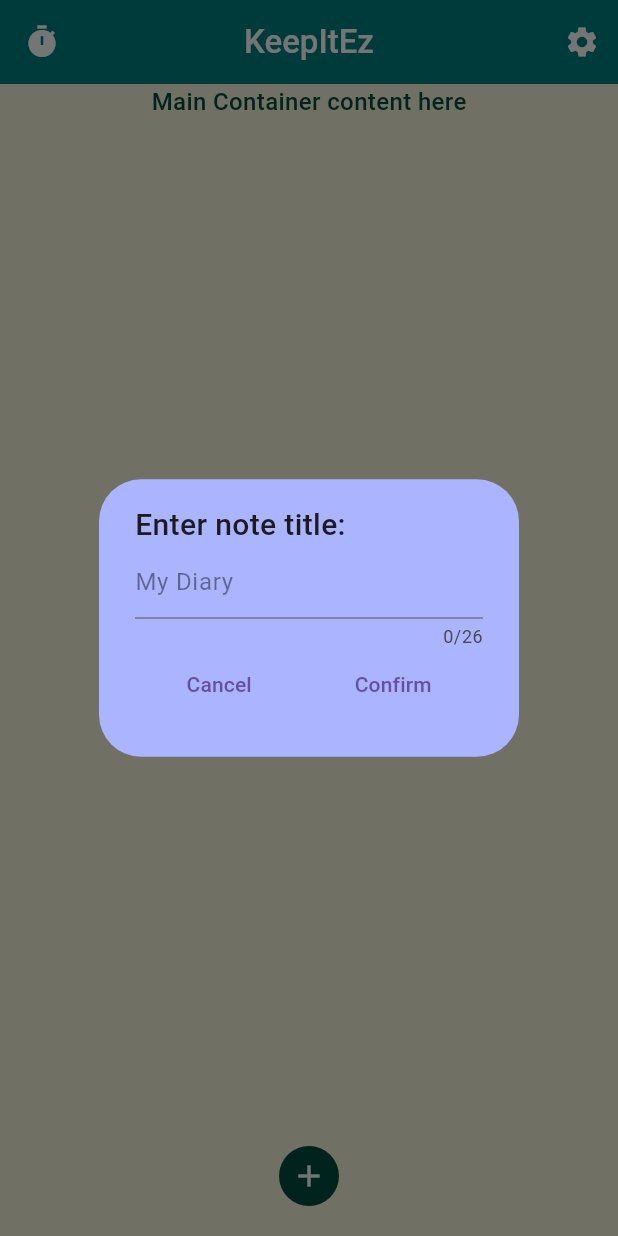
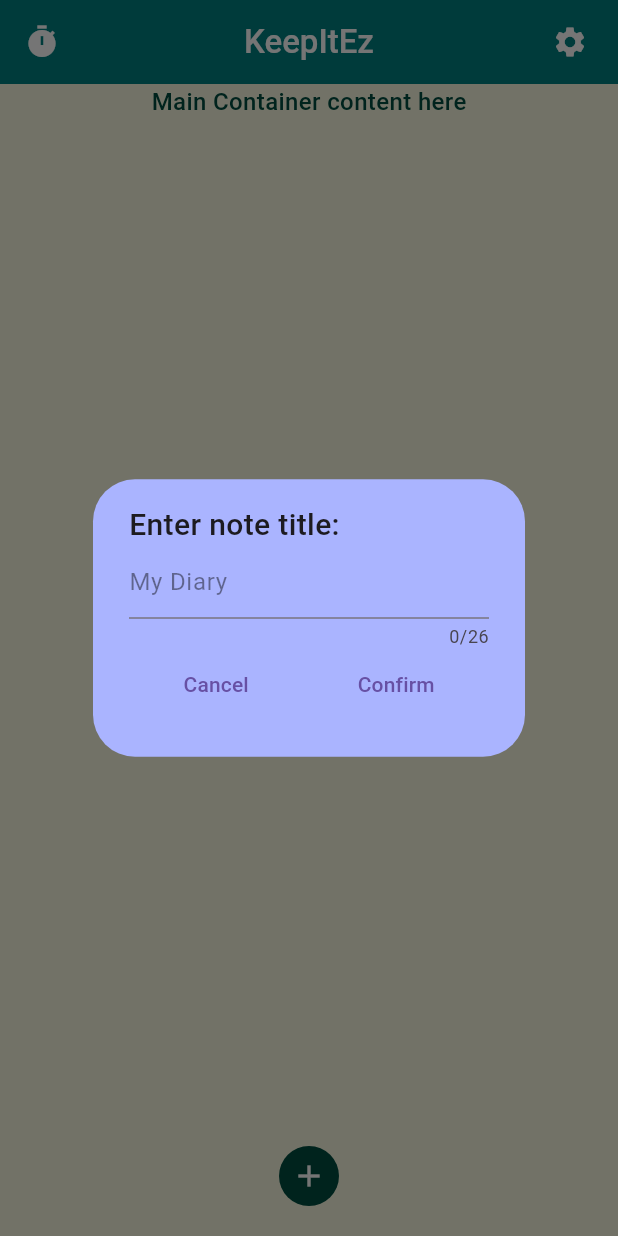
Before and after one commit to costasphot/KeepItEasy, a Flutter app: the screen it shows after launch, after a tap on the "add" icon, on a phone screen of 412 x 824 dp. Run offline on Flutter 3.47's test engine with Material 3 defaults, Android fonts, the light colour scheme and no system bars.

Commit message:
Big update

```diff
--- a/lib/main.dart
+++ b/lib/main.dart
@@ -1,10 +1,16 @@
+// main.dart
+// This is the main file.
+
 import 'package:flutter/material.dart';
-// import './components.dart';
+import 'dart:math';
+
+import './notes_functionality.dart';
+import './settings_functionality.dart';
 
 void main() {
   runApp(const MaterialApp(
     home: KeepItEz(),
-    debugShowCheckedModeBanner: false
+    debugShowCheckedModeBanner: false,
   ));
 }
 
@@ -17,165 +23,7 @@ class KeepItEz extends StatefulWidget {
 
 class _KeepItEzState extends State<KeepItEz> {
   String titleName = "";
-
-  @override
-  Widget build(BuildContext context) {
-    return MaterialApp(
-      debugShowCheckedModeBanner: false,
-      home: Scaffold(
-        appBar: AppBar(
-          backgroundColor: const Color.fromRGBO(0, 128, 128, 1), // A little bit darker than Colors.teal
-          foregroundColor: const Color.fromRGBO(255, 255, 255, 1),
-          leading: IconButton(
-            icon: const Icon(Icons.timer),
-            onPressed: () {
-              // Add timer functionality
-            },
-          ),
-          title: const Text("KeepItEz", style: TextStyle(fontWeight: FontWeight.w500)),
-          centerTitle: true,
-          actions: [
-            IconButton(
-              icon: const Icon(Icons.settings),
-              onPressed: () {
-                // Add settings functionality
-              }
-            ),
-          ],
-        ),
-        body: Container(
-          height: double.infinity,
-          width: double.infinity,
-          color: const Color.fromRGBO(245, 245, 220, 1), // Soft Cream
-          child: Column(
-            children: [
-              const Text(
-                "Main Container content here",
-                style: TextStyle(
-                  color: const Color.fromRGBO(0, 77, 64, 1),
-                  fontSize: 16,
-                  fontWeight: FontWeight.w500,
-                ),
-              ),
-            ]
-          )
-        ),
-        floatingActionButtonLocation: FloatingActionButtonLocation.centerFloat,
-        floatingActionButton: IconButton(
-          onPressed: () {
-            showNoteStartup(context, titleName);
-          },
-          icon: const Icon(Icons.add),
-          style: const ButtonStyle(
-            backgroundColor: WidgetStatePropertyAll(Color.fromRGBO(0, 77, 64, 1)), // Dark Teal
-            iconColor: WidgetStatePropertyAll(Color.fromRGBO(255, 255, 255, 1)),
-          ),
-        ),
-      )
-    );
-  }
-}
-
-Future<void> showNoteStartup(BuildContext context /* Instance */, String titleName) /* Threads (run on its own/run in parallel with the program) */ {
-  TextEditingController controller = TextEditingController();
-  dynamic userInput;
-
-  return showDialog<void>(
-    context: context,
-    builder: (BuildContext context) {
-      return SizedBox(
-        height: 40,
-        child: AlertDialog(
-          backgroundColor: const Color.fromARGB(255, 170, 180, 255),
-          content: Column(
-            mainAxisSize: MainAxisSize.min, // Ensures the dialog fits its content
-            children: [
-              Container(
-                alignment: Alignment.topLeft,
-                child: const Text(
-                  "Enter note title:",
-                  style: TextStyle(
-                    fontWeight: FontWeight.w500,
-                    fontSize: 20,
-                  )
-                )
-              ),
-              TextField(
-                decoration: const InputDecoration(
-                  hintText: "My Diary",
-                  hintStyle: TextStyle(
-                    color: Color.fromRGBO(0, 0, 0, 0.445),
-                  )
-                ),
-                controller: controller,
-                maxLength: 26,
-              ),
-              Row(
-                mainAxisAlignment: MainAxisAlignment.spaceAround,
-                children: [
-                  TextButton( // Cancel Button
-                    onPressed: () {
-                      Navigator.of(context).pop();
-                    },
-                    child: const Text("Cancel"),
-                  ),
-                  TextButton( // Confirm Button
-                    onPressed: () {
-                      titleName = controller.text;
-                      if (titleName != "") {
-                        Navigator.push(context, MaterialPageRoute(builder: (context) => NewNote(titleName: titleName)));
-                      }
-                    },
-                    child: const Text("Confirm"),
-                  )
-                ]
-              ),
-            ],
-          ),
-        ),
-      );
-    }
-  );
-}
-
-class NewNote extends StatefulWidget {
-  final String titleName;
-
-  const NewNote({super.key, required this.titleName});
-
-  @override
-  State<NewNote> createState() => _NewNoteState();
-}
-
-class _NewNoteState extends State<NewNote> {
-  late TextEditingController titleController, noteController;
-  // dynamic userInput; // Storing it in a .json file with its corresponding title
-  late String title;
-  bool isEditingTitle = false;
-
-  @override
-  void initState() {
-    super.initState();
-    title = widget.titleName;
-    titleController = TextEditingController(text: title);
-    noteController = TextEditingController();
-  }
-
-  @override
-  void dispose() {
-    titleController.dispose();
-    super.dispose();
-  }
-
-  void toggleEditTitle() {
-    setState(() {
-      if (isEditingTitle) {
-        // Save the changes
-        title = titleController.text;
-      }
-      isEditingTitle = !isEditingTitle;
-    });
-  }
+  final SettingsFunctionality settingsFunctionality = SettingsFunctionality();
 
   @override
   Widget build(BuildContext context) {
@@ -185,81 +33,85 @@ class _NewNoteState extends State<NewNote> {
         foregroundColor: const Color.fromRGBO(255, 255, 255, 1),
         leading: IconButton(
           onPressed: () {
-            Navigator.pop(context);
+            // Add timer functionality
           },
-          tooltip: "Go Back",
-          icon: const Icon(Icons.arrow_back),
+          tooltip: "Timer",
+          icon: const Icon(Icons.timer),
         ),
+        title: const Text("KeepItEz", style: TextStyle(fontWeight: FontWeight.w500)),
         centerTitle: true,
-        title: isEditingTitle
-            ? TextField(
-                controller: titleController,
-                autofocus: true, // I think the Android keyboard will show when you'll attempt to edit the title (press the edit button)
-                style: const TextStyle(
-                  color: Color.fromRGBO(255, 255, 255, 1),
-                  fontWeight: FontWeight.w400,
-                  fontSize: 20.75,
-                ), // WATCH THIS WEIGHT
-                decoration: const InputDecoration(
-                    border: InputBorder.none,
-                ),
-                textAlign: TextAlign.center,
-              )
-            : Text(
-              title,
-              style: const TextStyle(
-                fontWeight: FontWeight.w400,
-                fontSize: 21,
-              ),
-            ),
         actions: [
           Padding(
             padding: const EdgeInsets.only(right: 8.0),
-            child: IconButton(
-              onPressed: toggleEditTitle,
-              tooltip: isEditingTitle ? "Save Title" : "Edit Title",
-              icon: Icon(isEditingTitle ? Icons.check : Icons.edit),
+            child: ConstrainedBox(
+              constraints: const BoxConstraints(maxWidth: 50, maxHeight: 50),
+              child: Tooltip(
+                message: settingsFunctionality.showTooltip ? "" : "Settings",
+                child: PopupMenuButton<SettingOption>(
+                  onSelected: (value) {
+                    settingsFunctionality.handleSettingOptionChange(this, value);
+                  },
+                  onCanceled: () {
+                    settingsFunctionality.handlePopupMenuCanceled(this);
+                  },
+                  itemBuilder: (BuildContext context) {
+                    return settingOptions.entries.map((entry) {
+                      return PopupMenuItem<SettingOption>(
+                        value: entry.key,
+                        child: Text(
+                          entry.value,
+                          style: const TextStyle(
+                            color: Color.fromRGBO(255, 255, 255, 1),
+                            fontWeight: FontWeight.w500,
+                          ),
+                          textAlign: TextAlign.center,
+                        ),
+                      );
+                    }).toList();
+                  },
+                  icon: const Icon(
+                    Icons.settings,
+                    color: Color.fromRGBO(255, 255, 255, 1),
+                  ),
+                  elevation: 20,
+                  tooltip: "", // PopupMenuButton normally has a default tooltip of "Show Menu"
+                  offset: Offset.fromDirection(pi / 2, 48),
+                  color: const Color.fromRGBO(0, 128, 128, 1),
+                ),
+              ),
             ),
-          )
-        ]
+          ),
+        ],
       ),
       body: Container(
+        height: double.infinity,
         width: double.infinity,
-        height: double.infinity,
-        padding: const EdgeInsets.only(left: 24.0, right: 24.0, top: 16.0, bottom: 16.0),
-        color: const Color.fromRGBO(245, 245, 220, 1),
+        color: const Color.fromRGBO(249, 249, 224, 1), // Soft Cream
         child: Column(
-          children: [
-            Expanded(
-              child: TextField( // TODO: Study to implement storing the notes in .json files
-                decoration: const InputDecoration(
-                  hintText: "Date: 25/07/2024\n\nYesterday, I began studying flutter and dart...",
-                  hintStyle: TextStyle(
-                    fontWeight: FontWeight.w200,
-                    color: Color.fromRGBO(176, 190, 197, 1), // Light Grey
-                  ),
-                  border: InputBorder.none,
-                ),
-                style: const TextStyle(
-                  color: Color.fromRGBO(0, 77, 64, 1), // Dark Teal
-                  fontWeight: FontWeight.w500,
-                  fontSize: 16,
-                ),
-                // controller: controller,
-                // onChanged: (controller) {
-                //   userInput = controller;
-                //   // testPopUp(context);
-                // },
-                maxLines: null, // Allow unlimited lines
-                expands: true, // Makes TextField fill available space
-                textCapitalization: TextCapitalization.sentences,
-                // keyboardType: TextInputType.multiline,
-                // textInputAction: TextInputAction.newline,
+          children: const [
+            Text(
+              "Main Container content here",
+              style: TextStyle(
+                color: Color.fromRGBO(0, 77, 64, 1),
+                fontSize: 16,
+                fontWeight: FontWeight.w500,
               ),
             ),
           ],
         ),
       ),
+      floatingActionButtonLocation: FloatingActionButtonLocation.centerFloat,
+      floatingActionButton: IconButton(
+        onPressed: () {
+          showNoteStartup(context, titleName);
+        },
+        tooltip: "Add a note",
+        icon: const Icon(Icons.add),
+        style: const ButtonStyle(
+          backgroundColor: MaterialStatePropertyAll(Color.fromRGBO(0, 77, 64, 1)),
+          iconColor: MaterialStatePropertyAll(Color.fromRGBO(255, 255, 255, 1)),
+        ),
+      ),
     );
   }
 }
--- /dev/null
+++ b/lib/notes_functionality.dart
@@ -0,0 +1,197 @@
+// notes_functionality.dart
+// This file implements the entire functionality of the 'Add Note' button and the new notes to be created.
+
+import 'package:flutter/material.dart';
+
+Future<void> showNoteStartup(BuildContext context /* Instance */, String titleName) /* Threads (run on its own/run in parallel with the program) */ {
+  TextEditingController controller = TextEditingController();
+  dynamic userInput;
+
+  return showDialog<void>(
+    context: context,
+    builder: (BuildContext context) {
+      return AlertDialog( // If I were to add a SizedBox to control the size of AlertDialog as a parent, it would be overriden by its contents,
+                          // because that's how AlertDialog works. It often ignores such constraints
+        backgroundColor: const Color.fromRGBO(170, 180, 255, 1),
+        content: Column(
+          mainAxisSize: MainAxisSize.min, // Ensures the dialog fits its content
+          children: [
+            Container(
+              alignment: Alignment.topLeft,
+              child: const Text(
+                "Enter note title:",
+                style: TextStyle(
+                  fontWeight: FontWeight.w500,
+                  fontSize: 20,
+                )
+              )
+            ),
+            SingleChildScrollView( // Horizontal scroll if title exceeds fixed size
+              scrollDirection: Axis.horizontal,
+              child: SizedBox(
+                width: 240,
+                child: TextField(
+                  decoration: const InputDecoration(
+                    hintText: "My Diary",
+                    hintStyle: TextStyle(
+                      color: Color.fromRGBO(0, 0, 0, 0.445),
+                    )
+                  ),
+                  controller: controller,
+                  maxLength: 26,
+                ),
+              ),
+            ),
+            Row(
+              mainAxisAlignment: MainAxisAlignment.spaceAround, // Main axis: for a ROW it's HORIZONAL (so left to right) e.g: |---| space |---| space |---|
+              children: [
+                TextButton( // Cancel Button
+                  onPressed: () {
+                    Navigator.of(context).pop();
+                  },
+                  child: const Text("Cancel"),
+                ),
+                TextButton( // Confirm Button
+                  onPressed: () {
+                    titleName = controller.text;
+                    if (titleName != "") {
+                      Navigator.push(context, MaterialPageRoute(builder: (context) => NewNote(titleName: titleName)));
+                    } // TODO: else -> show an error (maybe)
+                  },
+                  child: const Text("Confirm"),
+                )
+              ]
+            ),
+          ],
+        ),
+      );
+    }
+  );
+}
+
+class NewNote extends StatefulWidget {
+  final String titleName;
+
+  const NewNote({super.key, required this.titleName});
+
+  @override
+  State<NewNote> createState() => _NewNoteState();
+}
+
+class _NewNoteState extends State<NewNote> {
+  late TextEditingController titleController, noteController;
+  // dynamic userInput; // Storing it in a .json file with its corresponding title
+  late String title;
+  bool isEditingTitle = false;
+
+  @override
+  void initState() {
+    super.initState();
+    title = widget.titleName;
+    titleController = TextEditingController(text: title);
+    noteController = TextEditingController();
+  }
+
+  @override
+  void dispose() {
+    titleController.dispose();
+    super.dispose();
+  }
+
+  void toggleEditTitle() {
+    setState(() {
+      if (isEditingTitle) {
+        // Save the changes
+        title = titleController.text;
+      }
+      isEditingTitle = !isEditingTitle;
+    });
+  }
+
+  @override
+  Widget build(BuildContext context) {
+    return Scaffold(
+      appBar: AppBar(
+        backgroundColor: const Color.fromRGBO(0, 128, 128, 1), // Teal
+        foregroundColor: const Color.fromRGBO(255, 255, 255, 1),
+        leading: IconButton(
+          onPressed: () {
+            Navigator.pop(context);
+          },
+          tooltip: "Go Back",
+          icon: const Icon(Icons.arrow_back),
+        ),
+        centerTitle: true,
+        title: isEditingTitle
+            ? TextField(
+                controller: titleController,
+                autofocus: true, // I think the Android keyboard will show when you'll attempt to edit the title (press the edit button)
+                style: const TextStyle(
+                  color: Color.fromRGBO(255, 255, 255, 1),
+                  fontWeight: FontWeight.w400,
+                  fontSize: 20.75,
+                ), // The weights and sizes do not perfectly match, but it's fine
+                // TODO: Possible fix -> Check space between words and letters
+                decoration: const InputDecoration(
+                    border: InputBorder.none,
+                ),
+                textAlign: TextAlign.center,
+              )
+            : Text(
+              title,
+              style: const TextStyle(
+                fontWeight: FontWeight.w400,
+                fontSize: 21,
+              ), // The weights and sizes do not perfectly match, but it's fine
+            ),
+        actions: [
+          Padding(
+            padding: const EdgeInsets.only(right: 8.0),
+            child: IconButton(
+              onPressed: toggleEditTitle,
+              tooltip: isEditingTitle ? "Save Title" : "Edit Title",
+              icon: Icon(isEditingTitle ? Icons.check : Icons.edit),
+            ),
+          )
+        ]
+      ),
+      body: Container(
+        width: double.infinity,
+        height: double.infinity,
+        padding: const EdgeInsets.only(left: 24.0, right: 24.0, top: 16.0, bottom: 16.0),
+        color: const Color.fromRGBO(245, 245, 220, 1),
+        child: Column(
+          children: [
+            Expanded(
+              child: TextField( // TODO: Study to implement storing the notes in .json files
+                decoration: const InputDecoration(
+                  hintText: "Date: 25/07/2024\n\nYesterday, I began studying flutter and dart...",
+                  hintStyle: TextStyle(
+                    fontWeight: FontWeight.w200,
+                    color: Color.fromRGBO(176, 190, 197, 1), // Light Grey
+                  ),
+                  border: InputBorder.none,
+                ),
+                style: const TextStyle(
+                  color: Color.fromRGBO(0, 77, 64, 1), // Dark Teal
+                  fontWeight: FontWeight.w500,
+                  fontSize: 16,
+                ),
+                // controller: controller,
+                // onChanged: (controller) {
+                //   userInput = controller;
+                //   // showTestPopUp(context);
+                // },
+                maxLines: null, // Allow unlimited lines
+                expands: true, // Makes TextField fill available space
+                textCapitalization: TextCapitalization.sentences,
+                // keyboardType: TextInputType.multiline,
+                // textInputAction: TextInputAction.newline,
+              ),
+            ),
+          ],
+        ),
+      ),
+    );
+  }
+}
--- /dev/null
+++ b/lib/settings_functionality.dart
@@ -0,0 +1,63 @@
+// settings_functionality.dart
+// The file implements the functionalities of the 'Settings' button.
+
+// ignore_for_file: invalid_use_of_protected_member
+// TODO: maybe fix the above
+
+import 'package:flutter/material.dart';
+
+// Define the enum for settings options
+enum SettingOption { option1, option2, option3 }
+
+const int settingsButtonDelayMilliseconds = 220;
+
+// Define the options for the popup menu
+final Map<SettingOption, String> settingOptions = {
+  SettingOption.option1: "Setting 1",
+  SettingOption.option2: "Setting 2",
+  SettingOption.option3: "Exit",
+};
+
+class SettingsFunctionality {
+  bool showTooltip = false;
+  SettingOption? selectedOption;
+
+  void handleSettingOptionChange(State state, SettingOption? value) {
+    state.setState(() {
+      selectedOption = value;
+      showTooltip = true;
+    });
+
+    if (value != null) {
+      switch (value) {
+        case SettingOption.option1:
+          // Add functionality for Setting 1
+          break;
+        case SettingOption.option2:
+          // Add functionality for Setting 2
+          break;
+        case SettingOption.option3:
+          // Add functionality for Setting 3
+          break;
+      }
+    }
+
+    Future.delayed(const Duration(milliseconds: settingsButtonDelayMilliseconds), () {
+      state.setState(() {
+        showTooltip = false;
+      });
+    });
+  }
+
+  void handlePopupMenuCanceled(State state) {
+    state.setState(() {
+      showTooltip = true;
+    });
+
+    Future.delayed(const Duration(milliseconds: settingsButtonDelayMilliseconds), () {
+      state.setState(() {
+        showTooltip = false;
+      });
+    });
+  }
+}
--- a/pubspec.yaml
+++ b/pubspec.yaml
@@ -36,6 +36,7 @@ dependencies:
   # Use with the CupertinoIcons class for iOS style icons.
   cupertino_icons: ^1.0.2
   shared_preferences: ^2.2.3
+  google_fonts: ^6.2.1
 
 dev_dependencies:
   flutter_test:
@@ -46,7 +47,7 @@ dev_dependencies:
   # activated in the `analysis_options.yaml` file located at the root of your
   # package. See that file for information about deactivating specific lint
   # rules and activating additional ones.
-  flutter_lints: ^2.0.0
+  flutter_lints: ^4.0.0
 
 # For information on the generic Dart part of this file, see the
 # following page: https://dart.dev/tools/pub/pubspec
```
Also changed, not shown: lib/test_and_notes.dart (renamed from lib/components.dart, +10 -1 lines), pubspec.lock, 2 other files.
